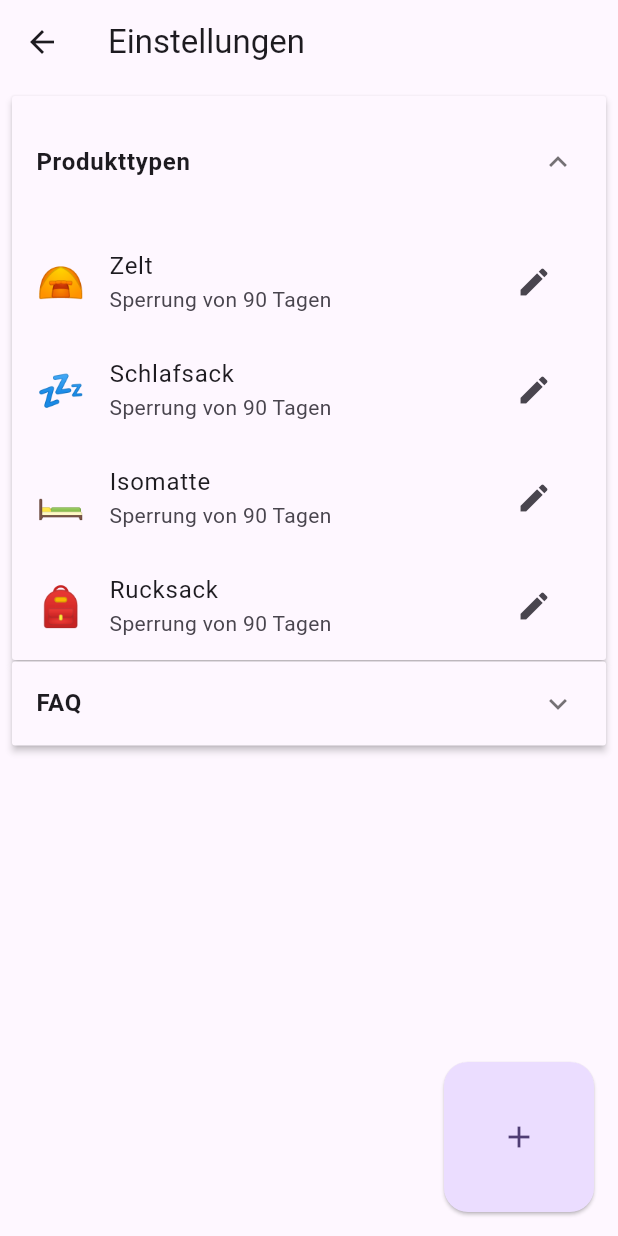
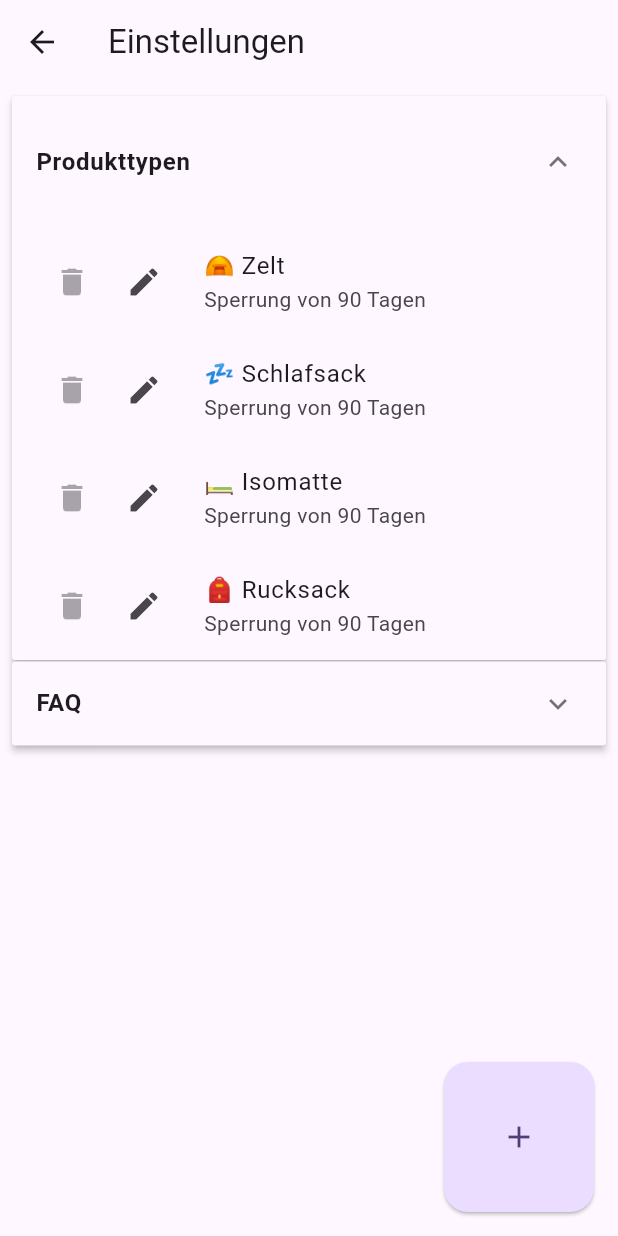
Before and after one commit to james-jenkinson/boh-tourbuch, a Flutter app: the SettingsScreen screen opened by its route, after a tap on "Produkttypen", on a phone screen of 412 x 824 dp. Run offline on Flutter 3.47's test engine with Material 3 defaults, Android fonts, the phone set to English and light mode, and no system bars; drawn by our look-alikes of flutter_speed_dial; our stand-ins replace flutter_bloc, flutter_slidable, freezed_annotation, package_info_plus, sqflite_sqlcipher; missing offline and left inert: fuzzywuzzy; accounts and stored records are empty; generated files the repository leaves out were written again.

Commit message:
move settings button to leading

```diff
--- a/lib/screens/settings/bloc/settings_bloc.dart
+++ b/lib/screens/settings/bloc/settings_bloc.dart
@@ -23,9 +23,9 @@ class SettingsBloc extends Bloc<SettingsEvent, SettingsState> {
             await _faqQuestionRepository.getAllFAQQuestion();
         emit(DataLoaded(productTypes, faqQuestions));
       } else if (event is OpenProductTypeDialogEvent) {
-        emit(OpenDialog(event.productType, null));
+        emit(OpenDialog(DialogType.product, productType: event.productType));
       } else if (event is OpenFAQQuestionDialogEvent) {
-        emit(OpenDialog(null, event.faqQuestion));
+        emit(OpenDialog(DialogType.faq, faqQuestion: event.faqQuestion));
       } else if (event is DeleteProductTypeEvent) {
         if (event.shouldDelete == true) {
           await _productTypeRepository
--- a/lib/screens/settings/bloc/settings_state.dart
+++ b/lib/screens/settings/bloc/settings_state.dart
@@ -15,6 +15,9 @@ class DataLoaded extends SettingsState {
 class OpenDialog extends SettingsState {
   final ProductType? productType;
   final FAQQuestion? faqQuestion;
+  final DialogType dialogType;
 
-  OpenDialog(this.productType, this.faqQuestion);
+  OpenDialog(this.dialogType, {this.productType, this.faqQuestion});
 }
+
+enum DialogType {product, faq}
--- a/lib/screens/settings/settings_screen.dart
+++ b/lib/screens/settings/settings_screen.dart
@@ -37,7 +37,7 @@ class _SettingsScreenState extends State<SettingsScreen> {
         bloc: _settingsBloc,
         listener: (context, state) async {
           if (state is OpenDialog) {
-            openDialog(state.productType, state.faqQuestion);
+            openDialog(state.dialogType, state.productType, state.faqQuestion);
           }
         },
         builder: (context, state) {
@@ -61,6 +61,22 @@ class _SettingsScreenState extends State<SettingsScreen> {
         });
   }
 
+  void openDialog(DialogType dialogType, ProductType? productType,
+      FAQQuestion? faqQuestion) async {
+    _settingsBloc.add(
+      DialogClosedEvent(
+        await showDialog<bool>(
+              barrierDismissible: false,
+              context: context,
+              builder: (context) => dialogType == DialogType.product
+                  ? EditProductTypeDialog(productType: productType)
+                  : EditFAQQuestionDialog(faqQuestion: faqQuestion),
+            ) ==
+            true,
+      ),
+    );
+  }
+
   ExpansionPanel getProductTypePanel(DataLoaded state) {
     return ExpansionPanelRadio(
       value: 0,
@@ -75,25 +91,22 @@ class _SettingsScreenState extends State<SettingsScreen> {
         itemCount: state.productTypes.length,
         itemBuilder: (context, index) {
           return ListTile(
-            leading: Text(
-              state.productTypes[index].symbol,
-              style: const TextStyle(fontSize: 26),
-            ),
-            title: Text(state.productTypes[index].name),
+            title: Text(
+                '${state.productTypes[index].symbol} ${state.productTypes[index].name}'),
             subtitle: Text(
                 'Sperrung von ${state.productTypes[index].daysBlocked} Tagen'),
-            trailing: Row(
+            leading: Row(
               mainAxisSize: MainAxisSize.min,
               children: [
-                if (state.productTypes[index].deletable)
                   IconButton(
-                      onPressed: () async => _settingsBloc.add(
-                          DeleteProductTypeEvent(
+                      onPressed: state.productTypes[index].deletable
+                          ? () async => _settingsBloc.add(DeleteProductTypeEvent(
                               state.productTypes[index].id,
                               await BinaryChoiceDialog.open(
                                   context,
                                   '${state.productTypes[index].name} löschen',
-                                  'Soll ${state.productTypes[index].name} gelöscht werden? Alle zugehörigen Bestellungen werden unwiderruflich gelöscht.'))),
+                                  'Soll ${state.productTypes[index].name} gelöscht werden? Alle zugehörigen Bestellungen werden unwiderruflich gelöscht.')))
+                          : null,
                       icon: const Icon(Icons.delete)),
                 IconButton(
                     onPressed: () => _settingsBloc.add(
@@ -105,21 +118,6 @@ class _SettingsScreenState extends State<SettingsScreen> {
         },
         scrollDirection: Axis.vertical,
         shrinkWrap: true,
-      ),
-    );
-  }
-
-  void openDialog(ProductType? productType, FAQQuestion? faqQuestion) async {
-    _settingsBloc.add(
-      DialogClosedEvent(
-        await showDialog<bool>(
-              barrierDismissible: false,
-              context: context,
-              builder: (context) => productType != null
-                  ? EditProductTypeDialog(productType: productType)
-                  : EditFAQQuestionDialog(faqQuestion: faqQuestion),
-            ) ==
-            true,
       ),
     );
   }
@@ -143,7 +141,7 @@ class _SettingsScreenState extends State<SettingsScreen> {
                 title: Text(
                   state.faqQuestions[index].question,
                 ),
-                trailing: Row(
+                leading: Row(
                   mainAxisSize: MainAxisSize.min,
                   children: [
                     IconButton(
```
